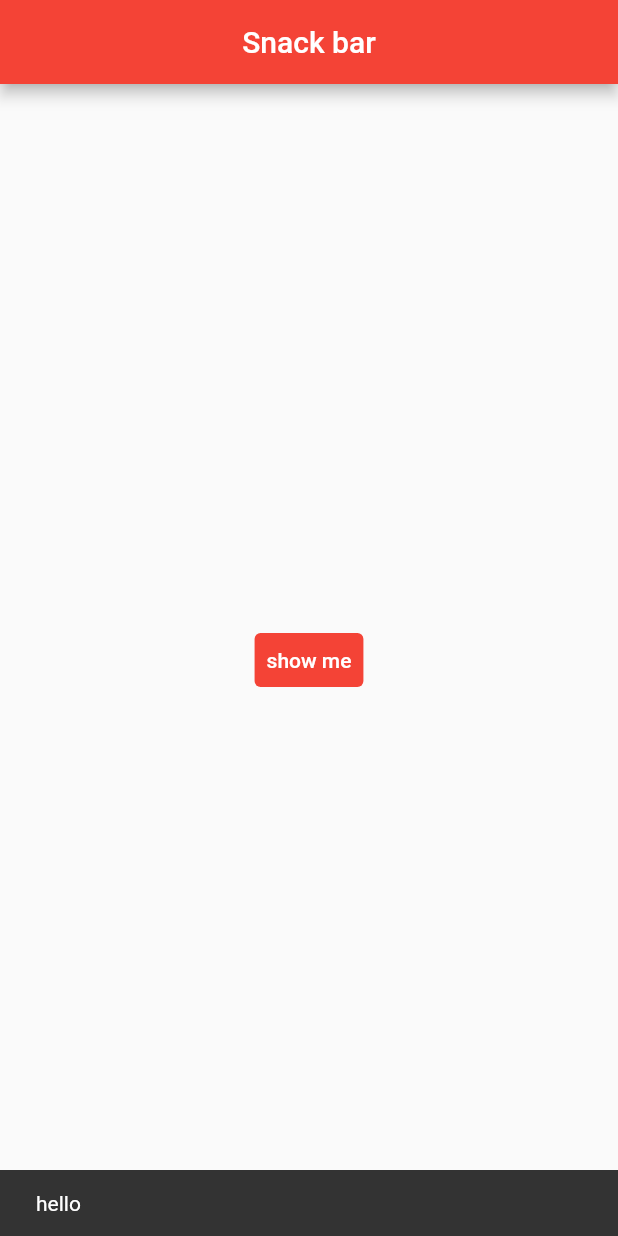
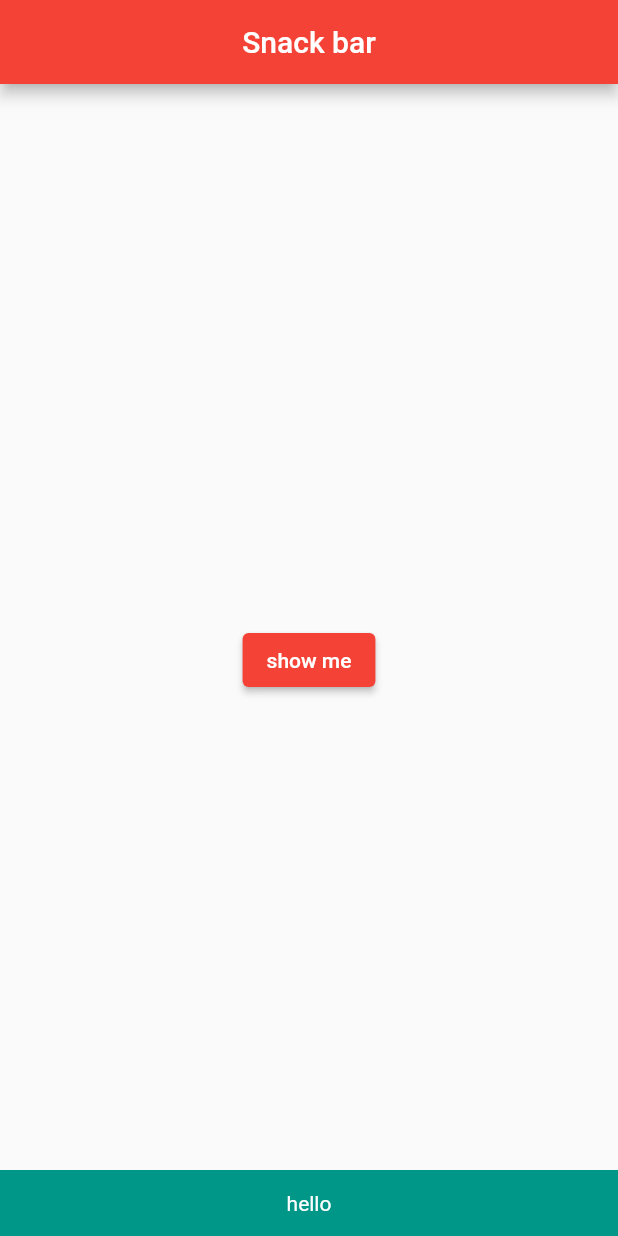
Before and after one commit to veronica2550/coding_chef_tutorial, a Flutter app: the screen it shows after launch, after a tap on "show me", on a phone screen of 412 x 824 dp. Run offline on Flutter 3.47's test engine with Material 2 defaults, Android fonts, the light colour scheme and no system bars.

Commit message:
Snack bar: style 바꾸기

```diff
--- a/lib/main.dart
+++ b/lib/main.dart
@@ -28,19 +28,22 @@
         centerTitle: true,
       ),
       body: Center(
-        child: TextButton(
-          child: Text(
-            'show me',
-            style: TextStyle(color: Colors.white),
-          ),
-          style: ButtonStyle(
-              backgroundColor: MaterialStatePropertyAll(Colors.red)),
-          onPressed: () {
-            ScaffoldMessenger.of(context)
-                .showSnackBar(SnackBar(content: Text('hello')));
-          },
-        ),
-      ),
+          child: ElevatedButton(
+        child: Text('show me'),
+        onPressed: () {
+          ScaffoldMessenger.of(context).showSnackBar(
+            SnackBar(
+              content: Text(
+                'hello',
+                textAlign: TextAlign.center,
+                style: TextStyle(color: Colors.white),
+              ),
+              backgroundColor: Colors.teal,
+              duration: Duration(milliseconds: 1000),
+            ),
+          );
+        },
+      )),
     );
   }
 }
```
